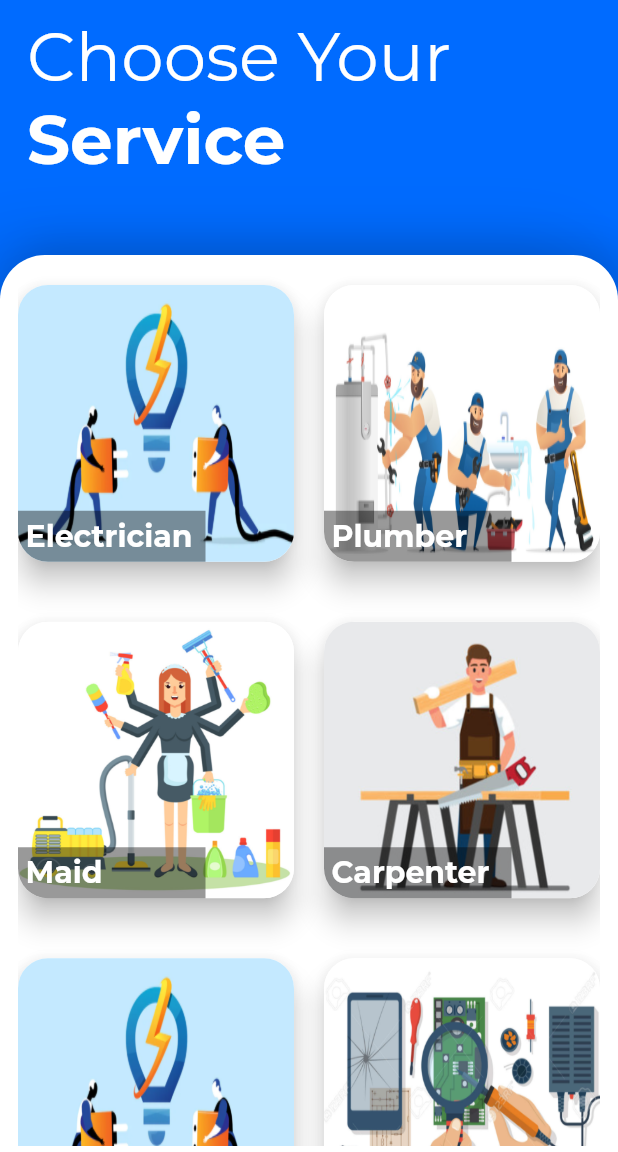
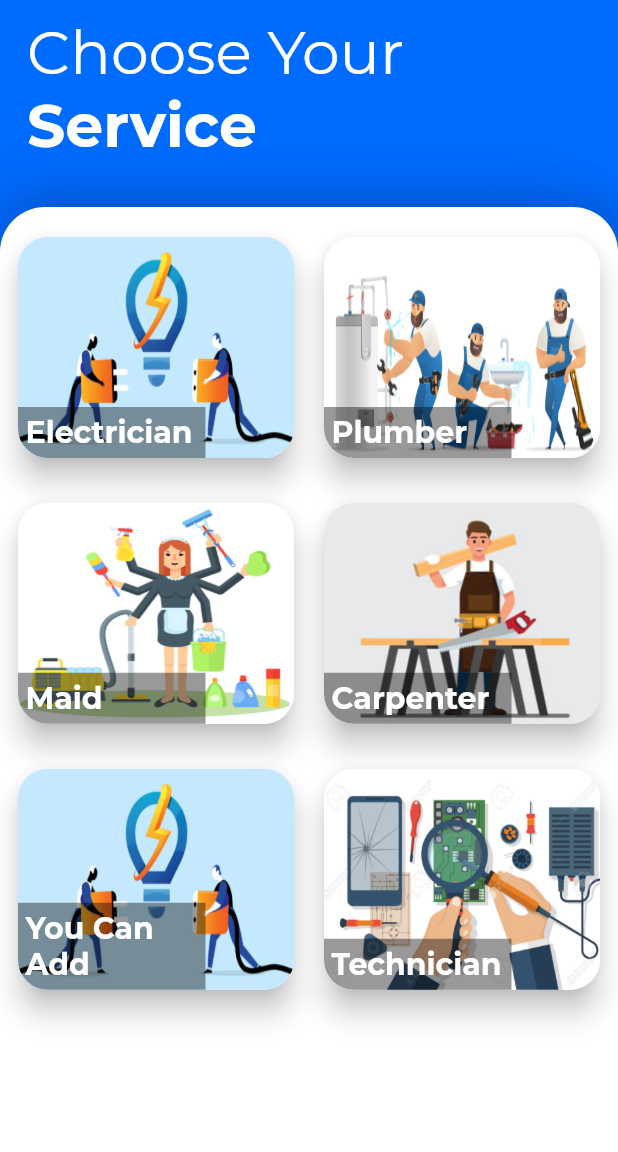
Before and after one commit to mohitvats2102/helping_hands_app, a Flutter app: the screen it shows once a user with an empty profile is signed in, on a phone screen of 412 x 824 dp, the part 84-1236 px from its top. Run offline on Flutter 3.47's test engine with Material 2 defaults, Android fonts, the phone set to English and light mode, and no system bars; our stand-ins replace firebase_auth, firebase_core, modal_progress_hud, page_transition, shared_preferences; accounts and stored records are empty.

Commit message:
Completed UI , Firebase Remaining....

```diff
--- a/lib/screens/category_screen.dart
+++ b/lib/screens/category_screen.dart
@@ -1,5 +1,6 @@
 import 'package:firebase_auth/firebase_auth.dart';
 import 'package:flutter/material.dart';
+import 'package:flutter/rendering.dart';
 import 'package:helping_hands_app/constant.dart';
 import 'package:helping_hands_app/demo_examples.dart';
 import 'package:helping_hands_app/screens/login_screen.dart';
@@ -57,8 +58,8 @@ class CategoryScreen extends StatelessWidget {
           padding: const EdgeInsets.only(left: 18, top: 10),
           text1: 'Choose Your',
           text2: 'Service',
-          height: 50,
-          fontsize: 45,
+          height: 30,
+          fontsize: 40,
           fontWeight: FontWeight.w800,
           radius: const BorderRadius.only(
             topLeft: Radius.circular(30),
@@ -68,6 +69,8 @@ class CategoryScreen extends StatelessWidget {
             padding:
                 const EdgeInsets.only(left: 12, top: 10, right: 12, bottom: 4),
             child: GridView(
+              // scrollDirection: Axis.horizontal,
+              physics: BouncingScrollPhysics(),
               children: Demo_Example.map(
                 (catData) => CategoryItem(
                   catData.id,
@@ -75,11 +78,11 @@ class CategoryScreen extends StatelessWidget {
                   catData.assetImage,
                 ),
               ).toList(),
-              gridDelegate: const SliverGridDelegateWithMaxCrossAxisExtent(
-                maxCrossAxisExtent: 200,
-                childAspectRatio: 0.9,
+              gridDelegate: SliverGridDelegateWithFixedCrossAxisCount(
+                crossAxisCount: 2,
+                childAspectRatio: 1.1,
                 crossAxisSpacing: 20,
-                mainAxisSpacing: 20,
+                mainAxisSpacing: 10,
               ),
             ),
           ),
--- a/lib/screens/confirm_booking.dart
+++ b/lib/screens/confirm_booking.dart
@@ -139,10 +139,10 @@ class _BookingScreenState extends State<BookingScreen> {
           child: BaseUI(
             text1: 'Confirm Your',
             text2: 'Booking',
-            fontsize: 42,
+            fontsize: 40,
             fontWeight: FontWeight.bold,
             padding: const EdgeInsets.only(left: 18),
-            height: 40,
+            height: 30,
             radius: const BorderRadius.only(
               topLeft: Radius.circular(30),
               topRight: Radius.circular(30),
--- a/lib/screens/worker_detail_screen.dart
+++ b/lib/screens/worker_detail_screen.dart
@@ -80,6 +80,7 @@ class WorkerDetailScreen extends StatelessWidget {
                 padding: const EdgeInsets.only(
                     bottom: 5, top: 16, left: 10, right: 10),
                 child: SingleChildScrollView(
+                  physics: BouncingScrollPhysics(),
                   child: Column(
                     crossAxisAlignment: CrossAxisAlignment.stretch,
                     children: [
--- a/lib/screens/worker_screen.dart
+++ b/lib/screens/worker_screen.dart
@@ -80,6 +80,7 @@ class WorkerScreen extends StatelessWidget {
                 padding: const EdgeInsets.only(
                     bottom: 5, right: 5, top: 15, left: 5),
                 child: ListView.builder(
+                  physics: BouncingScrollPhysics(),
                   itemCount: Demo_Worker.length,
                   itemBuilder: (ctx, index) => WorkerItem(
                       name: Demo_Worker[index].name,
```
